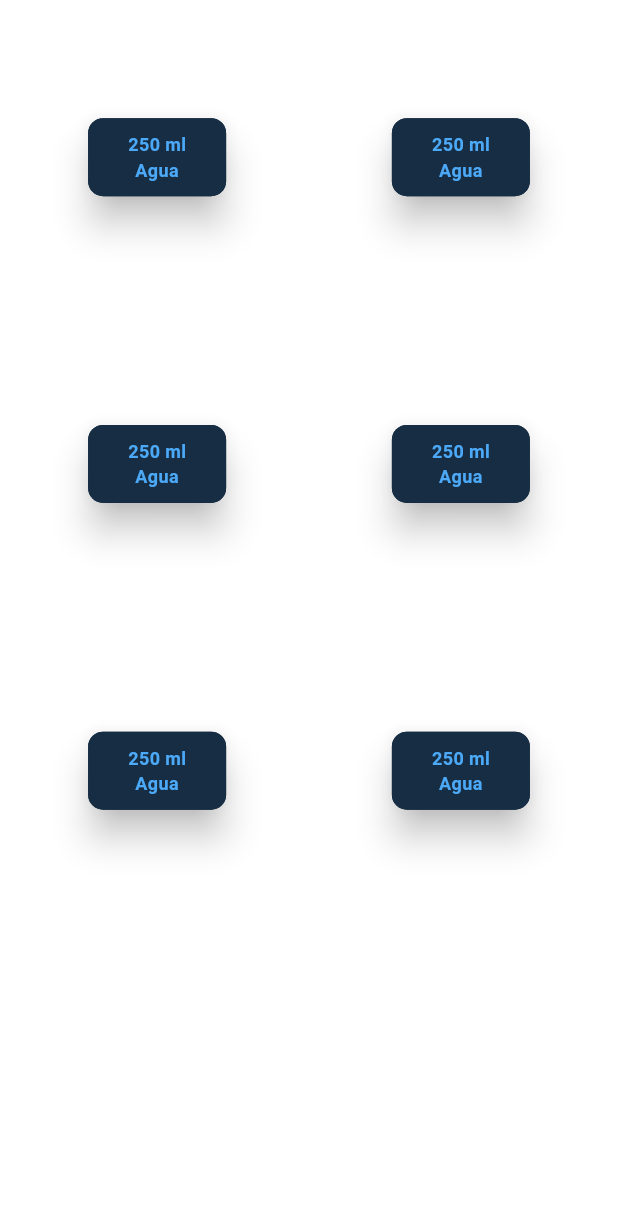
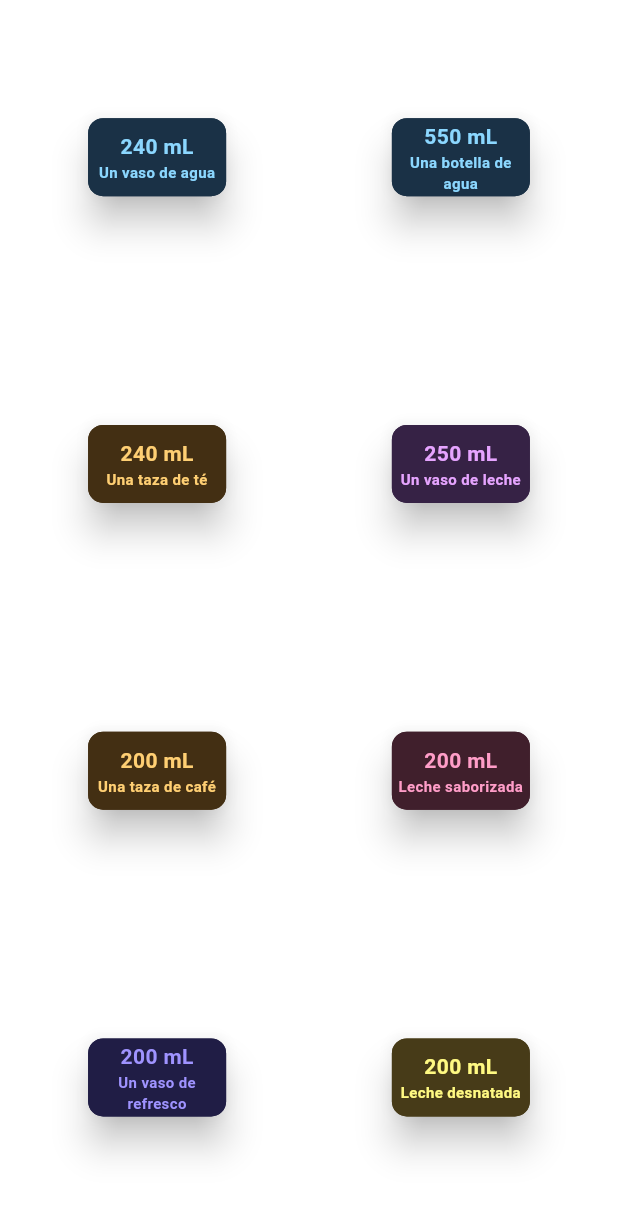
Before and after one commit to gnievap/water_counter_wear_app, a Flutter app: the screen it shows after launch, after a tap on "Registrar", on a phone screen of 412 x 824 dp, the part 24-1236 px from its top. Run offline on Flutter 3.47's test engine with Material 2 defaults, Android fonts, the phone set to English and light mode, and no system bars.

Commit message:
Finishing colors and values of drinks cards

```diff
--- a/lib/screens/drinks_screen.dart
+++ b/lib/screens/drinks_screen.dart
@@ -2,7 +2,19 @@ import 'package:flutter/material.dart';
 import 'package:intl/intl.dart';
 
 class DrinksScreen extends StatelessWidget {
-  const DrinksScreen({Key? key}) : super(key: key);
+
+   DrinksScreen({Key? key}) : super(key: key);
+
+  final List<dynamic> typesOfDrinks = [
+    ['240 mL', 'Un vaso de agua',     const Color.fromARGB(255, 26, 49, 70), const Color.fromARGB(255, 139, 215, 255)],
+    ['550 mL', 'Una botella de agua', const Color.fromARGB(255, 26, 49, 70), const Color.fromARGB(255, 139, 215, 255)],
+    ['240 mL', 'Una taza de té',      const Color.fromARGB(255, 67, 47, 19), const Color.fromARGB(255, 255, 207, 115)],
+    ['250 mL', 'Un vaso de leche',    const Color.fromARGB(255, 54, 34, 69), const Color.fromARGB(255, 230, 164, 255)],
+    ['200 mL', 'Una taza de café',    const Color.fromARGB(255, 67, 47, 19), const Color.fromARGB(255, 255, 207, 115)],
+    ['200 mL', 'Leche saborizada',    const Color.fromARGB(255, 64, 31, 44), const Color.fromARGB(255, 255, 157, 200)],
+    ['200 mL', 'Un vaso de refresco', const Color.fromARGB(255, 32, 29, 69), const Color.fromARGB(255, 159, 147, 255)],
+    ['200 mL', 'Leche desnatada',     const Color.fromARGB(255, 71, 59, 24), const Color.fromARGB(255, 255, 249, 130)],
+  ];
 
   // Colores de las tarjetas:
   // back: 26, 49, 70, font: 139, 215, 255
@@ -35,22 +47,15 @@ class DrinksScreen extends StatelessWidget {
             crossAxisCount: 2,
             children:
             [
-              oneCard(context),
-              oneCard(context),
-              oneCard(context),
-              oneCard(context),
-              oneCard(context),
-              oneCard(context),
+              oneCard(context, 0),
+              oneCard(context, 1),
+              oneCard(context, 2),
+              oneCard(context, 3),
+              oneCard(context, 4),
+              oneCard(context, 5),
+              oneCard(context, 6),
+              oneCard(context, 7),
             ],
-            // List.generate(6, (index) {
-            //   return Center(
-            //     child: Text(
-            //       'Item $index',
-            //       style: Theme.of(context).textTheme.headlineSmall,
-            //     ),
-            //   );
-            // }
-            // ),
           ),
       );
   }
@@ -65,7 +70,7 @@ class DrinksScreen extends StatelessWidget {
 
   }
 
-  Widget oneCard(BuildContext context){
+  Widget oneCard(BuildContext context, int type){
     return GestureDetector(
            onTap: () {
             Navigator.pop(context);
@@ -77,10 +82,11 @@ class DrinksScreen extends StatelessWidget {
                child:
                 Card(
                   elevation: 10.0,
-                  color: const Color.fromARGB(255, 22, 45, 67),
+                  color: typesOfDrinks[type][2],
+                  //color: const Color.fromARGB(255, 22, 45, 67),
                   shape: RoundedRectangleBorder(
-                      side: const BorderSide(
-                        color: Color.fromARGB(255, 22, 45, 67),
+                      side:  BorderSide(
+                        color: typesOfDrinks[type][2],
                       ),
                       borderRadius: BorderRadius.circular(10.0),
                   ),
@@ -88,12 +94,20 @@ class DrinksScreen extends StatelessWidget {
                       mainAxisAlignment: MainAxisAlignment.center,
                       children: [
                         Text(
-                          '250 ml',
-                          style: Theme.of(context).textTheme.bodyMedium,
+                          typesOfDrinks[type][0],
+                          textAlign: TextAlign.center,
+                          style:  TextStyle(
+                            fontWeight: FontWeight.bold,
+                            color: typesOfDrinks[type][3],
+                            fontSize: 14,
+                          ),
                         ),
                         Text(
-                          'Agua',
-                          style: Theme.of(context).textTheme.bodyMedium,
+                          typesOfDrinks[type][1],
+                          style:  TextStyle(
+                            color: typesOfDrinks[type][3],
+                            fontSize: 10,
+                          ),
                           textAlign: TextAlign.center,
                         ),
                       ],
--- a/lib/screens/start_screen.dart
+++ b/lib/screens/start_screen.dart
@@ -121,7 +121,7 @@ class _StartScreenState extends State<StartScreen> {
           onPressed: () {
             Navigator.push(
               context,
-              MaterialPageRoute(builder: (context) => const DrinksScreen()),
+              MaterialPageRoute(builder: (context) =>  DrinksScreen()),
             );
           },
           child: const Text('Registrar'),
```
